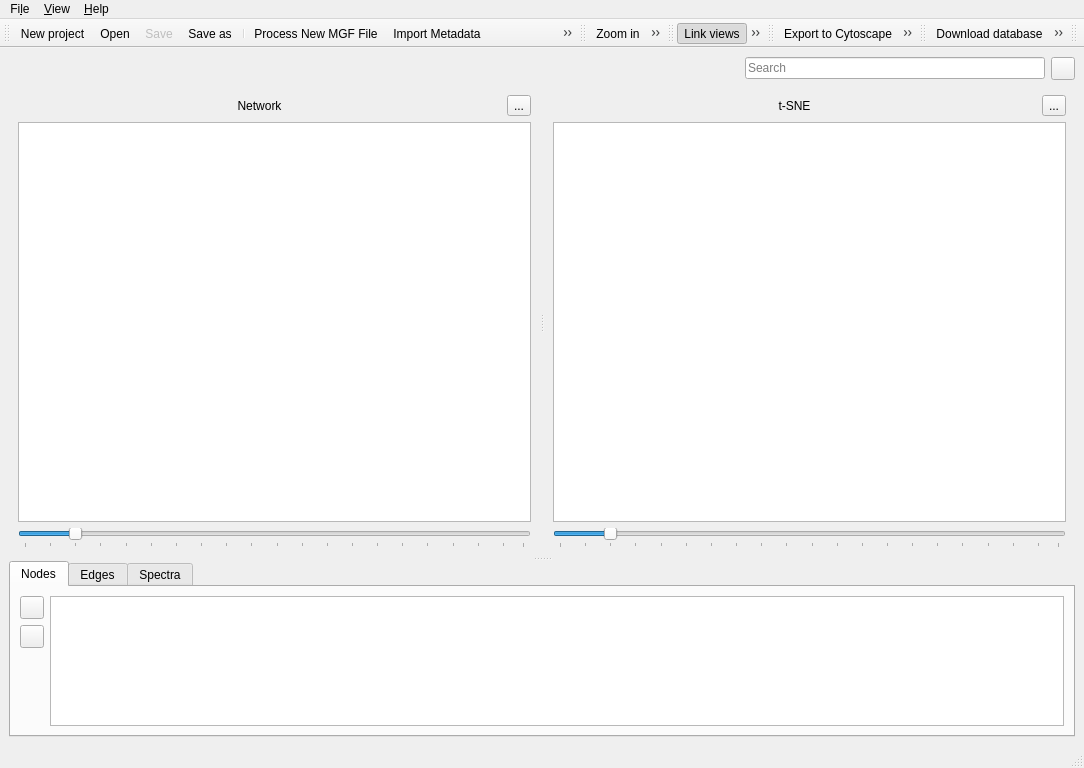
This is lib/ui/main_window.ui in metgem/metgem as Qt 5 draws it before an edit. The edited form follows.
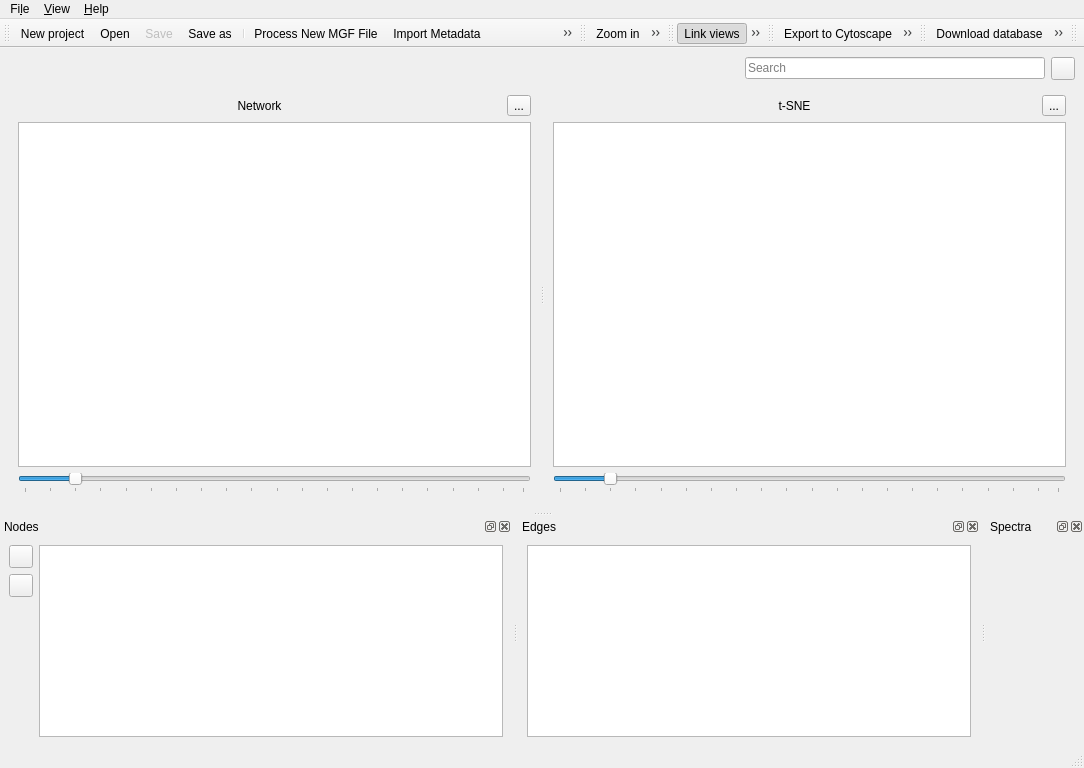
This is the edited form. Icons and pictures are not drawn. Custom widgets are drawn as their Qt base class.

Commit message: Move nodes table, edges table and spectra widget to dock widgets

Diff of the .ui file:
```diff
--- a/lib/ui/main_window.ui
+++ b/lib/ui/main_window.ui
@@ -127,20 +127,7 @@
           </layout>
          </item>
          <item>
-          <widget class="NetworkView" name="gvNetwork">
-           <property name="sizePolicy">
-            <sizepolicy hsizetype="Expanding" vsizetype="Expanding">
-             <horstretch>0</horstretch>
-             <verstretch>1</verstretch>
-            </sizepolicy>
-           </property>
-           <property name="minimumSize">
-            <size>
-             <width>0</width>
-             <height>400</height>
-            </size>
-           </property>
-          </widget>
+          <widget class="NetworkView" name="gvNetwork"/>
          </item>
          <item>
           <widget class="Slider" name="sliderNetworkScale">
@@ -206,7 +193,14 @@
           </layout>
          </item>
          <item>
-          <widget class="NetworkView" name="gvTSNE"/>
+          <widget class="NetworkView" name="gvTSNE">
+           <property name="sizePolicy">
+            <sizepolicy hsizetype="Expanding" vsizetype="Expanding">
+             <horstretch>0</horstretch>
+             <verstretch>3</verstretch>
+            </sizepolicy>
+           </property>
+          </widget>
          </item>
          <item>
           <widget class="Slider" name="sliderTSNEScale">
@@ -242,116 +236,6 @@
         </layout>
        </widget>
       </widget>
-      <widget class="QTabWidget" name="tabWidget">
-       <property name="currentIndex">
-        <number>0</number>
-       </property>
-       <property name="documentMode">
-        <bool>false</bool>
-       </property>
-       <property name="movable">
-        <bool>true</bool>
-       </property>
-       <widget class="QWidget" name="tab">
-        <attribute name="icon">
-         <iconset resource="ui.qrc">
-          <normaloff>:/icons/images/node.svg</normaloff>:/icons/images/node.svg</iconset>
-        </attribute>
-        <attribute name="title">
-         <string>Nodes</string>
-        </attribute>
-        <layout class="QHBoxLayout" name="horizontalLayout_3">
-         <item>
-          <layout class="QVBoxLayout" name="verticalLayout">
-           <item>
-            <widget class="QToolButton" name="btUseColumnForLabels">
-             <property name="toolTip">
-              <string>Use selected column as source for nodes' labels</string>
-             </property>
-             <property name="statusTip">
-              <string>Use selected column as source for nodes' labels</string>
-             </property>
-             <property name="text">
-              <string/>
-             </property>
-             <property name="icon">
-              <iconset resource="ui.qrc">
-               <normaloff>:/icons/images/label.svg</normaloff>:/icons/images/label.svg</iconset>
-             </property>
-            </widget>
-           </item>
-           <item>
-            <widget class="QToolButton" name="btUseColumnsForPieCharts">
-             <property name="toolTip">
-              <string>Use selected columns as source for nodes' pie charts</string>
-             </property>
-             <property name="statusTip">
-              <string>Use selected columns as source for nodes' pie charts</string>
-             </property>
-             <property name="text">
-              <string/>
-             </property>
-             <property name="icon">
-              <iconset resource="ui.qrc">
-               <normaloff>:/icons/images/pie.svg</normaloff>:/icons/images/pie.svg</iconset>
-             </property>
-             <property name="popupMode">
-              <enum>QToolButton::DelayedPopup</enum>
-             </property>
-            </widget>
-           </item>
-           <item>
-            <spacer name="verticalSpacer">
-             <property name="orientation">
-              <enum>Qt::Vertical</enum>
-             </property>
-             <property name="sizeHint" stdset="0">
-              <size>
-               <width>20</width>
-               <height>40</height>
-              </size>
-             </property>
-            </spacer>
-           </item>
-          </layout>
-         </item>
-         <item>
-          <widget class="NodeTableView" name="tvNodes">
-           <property name="alternatingRowColors">
-            <bool>true</bool>
-           </property>
-          </widget>
-         </item>
-        </layout>
-       </widget>
-       <widget class="QWidget" name="tab">
-        <attribute name="icon">
-         <iconset resource="ui.qrc">
-          <normaloff>:/icons/images/edge.svg</normaloff>:/icons/images/edge.svg</iconset>
-        </attribute>
-        <attribute name="title">
-         <string>Edges</string>
-        </attribute>
-        <layout class="QHBoxLayout" name="horizontalLayout_4">
-         <item>
-          <widget class="EdgeTableView" name="tvEdges">
-           <property name="alternatingRowColors">
-            <bool>true</bool>
-           </property>
-          </widget>
-         </item>
-        </layout>
-       </widget>
-       <widget class="ExtendedSpectrumWidget" name="cvSpectrum">
-        <attribute name="icon">
-         <iconset resource="ui.qrc">
-          <normaloff>:/icons/images/spectrum.svg</normaloff>:/icons/images/spectrum.svg</iconset>
-        </attribute>
-        <attribute name="title">
-         <string>Spectra</string>
-        </attribute>
-       </widget>
-      </widget>
      </widget>
     </item>
    </layout>
@@ -496,6 +380,137 @@
     <bool>false</bool>
    </attribute>
   </widget>
+  <widget class="QDockWidget" name="dockNodes">
+   <property name="sizePolicy">
+    <sizepolicy hsizetype="Preferred" vsizetype="Expanding">
+     <horstretch>0</horstretch>
+     <verstretch>0</verstretch>
+    </sizepolicy>
+   </property>
+   <property name="windowIcon">
+    <iconset resource="ui.qrc">
+     <normaloff>:/icons/images/node.svg</normaloff>:/icons/images/node.svg</iconset>
+   </property>
+   <property name="windowTitle">
+    <string>Nodes</string>
+   </property>
+   <attribute name="dockWidgetArea">
+    <number>8</number>
+   </attribute>
+   <widget class="QWidget" name="dockWidgetContents">
+    <layout class="QHBoxLayout" name="horizontalLayout_5">
+     <item>
+      <layout class="QVBoxLayout" name="verticalLayout_6">
+       <item>
+        <widget class="QToolButton" name="btUseColumnForLabels">
+         <property name="toolTip">
+          <string>Use selected column as source for nodes' labels</string>
+         </property>
+         <property name="statusTip">
+          <string>Use selected column as source for nodes' labels</string>
+         </property>
+         <property name="text">
+          <string/>
+         </property>
+         <property name="icon">
+          <iconset resource="ui.qrc">
+           <normaloff>:/icons/images/label.svg</normaloff>:/icons/images/label.svg</iconset>
+         </property>
+        </widget>
+       </item>
+       <item>
+        <widget class="QToolButton" name="btUseColumnsForPieCharts">
+         <property name="toolTip">
+          <string>Use selected columns as source for nodes' pie charts</string>
+         </property>
+         <property name="statusTip">
+          <string>Use selected columns as source for nodes' pie charts</string>
+         </property>
+         <property name="text">
+          <string/>
+         </property>
+         <property name="icon">
+          <iconset resource="ui.qrc">
+           <normaloff>:/icons/images/pie.svg</normaloff>:/icons/images/pie.svg</iconset>
+         </property>
+         <property name="popupMode">
+          <enum>QToolButton::DelayedPopup</enum>
+         </property>
+        </widget>
+       </item>
+       <item>
+        <spacer name="verticalSpacer">
+         <property name="orientation">
+          <enum>Qt::Vertical</enum>
+         </property>
+         <property name="sizeHint" stdset="0">
+          <size>
+           <width>20</width>
+           <height>40</height>
+          </size>
+         </property>
+        </spacer>
+       </item>
+      </layout>
+     </item>
+     <item>
+      <widget class="NodeTableView" name="tvNodes">
+       <property name="alternatingRowColors">
+        <bool>true</bool>
+       </property>
+      </widget>
+     </item>
+    </layout>
+   </widget>
+  </widget>
+  <widget class="QDockWidget" name="dockEdges">
+   <property name="sizePolicy">
+    <sizepolicy hsizetype="Preferred" vsizetype="Expanding">
+     <horstretch>0</horstretch>
+     <verstretch>0</verstretch>
+    </sizepolicy>
+   </property>
+   <property name="windowIcon">
+    <iconset resource="ui.qrc">
+     <normaloff>:/icons/images/edge.svg</normaloff>:/icons/images/edge.svg</iconset>
+   </property>
+   <property name="windowTitle">
+    <string>Edges</string>
+   </property>
+   <attribute name="dockWidgetArea">
+    <number>8</number>
+   </attribute>
+   <widget class="QWidget" name="dockWidgetContents_2">
+    <layout class="QHBoxLayout" name="horizontalLayout_6">
+     <item>
+      <widget class="EdgeTableView" name="tvEdges">
+       <property name="alternatingRowColors">
+        <bool>true</bool>
+       </property>
+      </widget>
+     </item>
+    </layout>
+   </widget>
+  </widget>
+  <widget class="QDockWidget" name="dockSpectra">
+   <property name="windowIcon">
+    <iconset resource="ui.qrc">
+     <normaloff>:/icons/images/spectrum.svg</normaloff>:/icons/images/spectrum.svg</iconset>
+   </property>
+   <property name="windowTitle">
+    <string>Spectra</string>
+   </property>
+   <attribute name="dockWidgetArea">
+    <number>8</number>
+   </attribute>
+   <widget class="QWidget" name="dockWidgetContents_4">
+    <layout class="QHBoxLayout" name="horizontalLayout_7">
+     <item>
+      <widget class="ExtendedSpectrumWidget" name="cvSpectrum" native="true"/>
+     </item>
+    </layout>
+   </widget>
+  </widget>
   <action name="actionProcessFile">
    <property name="icon">
     <iconset resource="ui.qrc">
```
Left out of the diff: 9 changed lines with no effect on the pictures. The commit also changes 1 other file.
